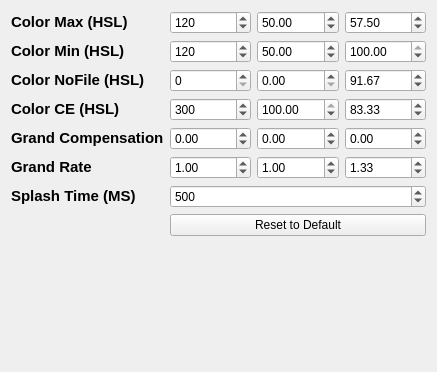
Above: forms/visualsettings.ui from Project-LemonLime/Project_LemonLime before the change. Below: the same form after it.
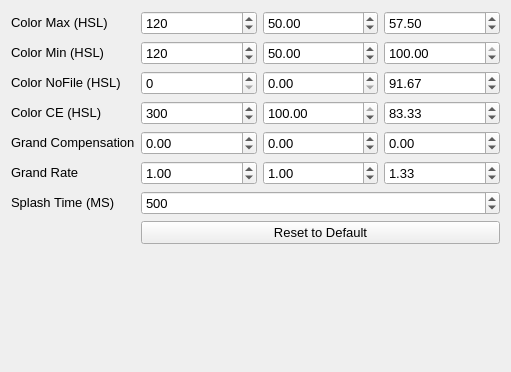
That is the form after the change.

The edit to the form file:
```diff
--- a/forms/visualsettings.ui
+++ b/forms/visualsettings.ui
@@ -9,13 +9,13 @@
    <rect>
     <x>0</x>
     <y>0</y>
-    <width>437</width>
+    <width>511</width>
     <height>372</height>
    </rect>
   </property>
   <property name="minimumSize">
    <size>
-    <width>437</width>
+    <width>511</width>
     <height>0</height>
    </size>
   </property>
@@ -31,8 +31,10 @@
        <verstretch>0</verstretch>
       </sizepolicy>
      </property>
-     <property name="styleSheet">
-      <string notr="true">font-size:11pt;font-weight:bold;</string>
+     <property name="font">
+      <font>
+       <pointsize>10</pointsize>
+      </font>
      </property>
      <property name="text">
       <string>Color Max (HSL)</string>
@@ -43,6 +45,11 @@
     <layout class="QHBoxLayout" name="horizontalLayout">
      <item>
       <widget class="QSpinBox" name="spinBoxMxH">
+       <property name="font">
+        <font>
+         <pointsize>10</pointsize>
+        </font>
+       </property>
        <property name="maximum">
         <number>719</number>
        </property>
@@ -53,6 +60,11 @@
      </item>
      <item>
       <widget class="QDoubleSpinBox" name="doubleSpinBoxMxS">
+       <property name="font">
+        <font>
+         <pointsize>10</pointsize>
+        </font>
+       </property>
        <property name="maximum">
         <double>100.000000000000000</double>
        </property>
@@ -63,6 +75,11 @@
      </item>
      <item>
       <widget class="QDoubleSpinBox" name="doubleSpinBoxMxL">
+       <property name="font">
+        <font>
+         <pointsize>10</pointsize>
+        </font>
+       </property>
        <property name="maximum">
         <double>100.000000000000000</double>
        </property>
@@ -81,8 +98,10 @@
        <verstretch>0</verstretch>
       </sizepolicy>
      </property>
-     <property name="styleSheet">
-      <string notr="true">font-size:11pt;font-weight:bold;</string>
+     <property name="font">
+      <font>
+       <pointsize>10</pointsize>
+      </font>
      </property>
      <property name="text">
       <string>Color Min (HSL)</string>
@@ -93,6 +112,11 @@
     <layout class="QHBoxLayout" name="horizontalLayout_2">
      <item>
       <widget class="QSpinBox" name="spinBoxMiH">
+       <property name="font">
+        <font>
+         <pointsize>10</pointsize>
+        </font>
+       </property>
        <property name="maximum">
         <number>719</number>
        </property>
@@ -103,6 +127,11 @@
      </item>
      <item>
       <widget class="QDoubleSpinBox" name="doubleSpinBoxMiS">
+       <property name="font">
+        <font>
+         <pointsize>10</pointsize>
+        </font>
+       </property>
        <property name="maximum">
         <double>100.000000000000000</double>
        </property>
@@ -113,6 +142,11 @@
      </item>
      <item>
       <widget class="QDoubleSpinBox" name="doubleSpinBoxMiL">
+       <property name="font">
+        <font>
+         <pointsize>10</pointsize>
+        </font>
+       </property>
        <property name="maximum">
         <double>100.000000000000000</double>
        </property>
@@ -131,8 +165,10 @@
        <verstretch>0</verstretch>
       </sizepolicy>
      </property>
-     <property name="styleSheet">
-      <string notr="true">font-size:11pt;font-weight:bold;</string>
+     <property name="font">
+      <font>
+       <pointsize>10</pointsize>
+      </font>
      </property>
      <property name="text">
       <string>Color NoFile (HSL)</string>
@@ -143,6 +179,11 @@
     <layout class="QHBoxLayout" name="horizontalLayout_4">
      <item>
       <widget class="QSpinBox" name="spinBoxNfH">
+       <property name="font">
+        <font>
+         <pointsize>10</pointsize>
+        </font>
+       </property>
        <property name="maximum">
         <number>359</number>
        </property>
@@ -153,6 +194,11 @@
      </item>
      <item>
       <widget class="QDoubleSpinBox" name="doubleSpinBoxNfS">
+       <property name="font">
+        <font>
+         <pointsize>10</pointsize>
+        </font>
+       </property>
        <property name="maximum">
         <double>100.000000000000000</double>
        </property>
@@ -163,6 +209,11 @@
      </item>
      <item>
       <widget class="QDoubleSpinBox" name="doubleSpinBoxNfL">
+       <property name="font">
+        <font>
+         <pointsize>10</pointsize>
+        </font>
+       </property>
        <property name="maximum">
         <double>100.000000000000000</double>
        </property>
@@ -181,8 +232,10 @@
        <verstretch>0</verstretch>
       </sizepolicy>
      </property>
-     <property name="styleSheet">
-      <string notr="true">font-size:11pt;font-weight:bold;</string>
+     <property name="font">
+      <font>
+       <pointsize>10</pointsize>
+      </font>
      </property>
      <property name="text">
       <string>Color CE (HSL)</string>
@@ -193,6 +246,11 @@
     <layout class="QHBoxLayout" name="horizontalLayout_5">
      <item>
       <widget class="QSpinBox" name="spinBoxCeH">
+       <property name="font">
+        <font>
+         <pointsize>10</pointsize>
+        </font>
+       </property>
        <property name="maximum">
         <number>359</number>
        </property>
@@ -203,6 +261,11 @@
      </item>
      <item>
       <widget class="QDoubleSpinBox" name="doubleSpinBoxCeS">
+       <property name="font">
+        <font>
+         <pointsize>10</pointsize>
+        </font>
+       </property>
        <property name="maximum">
         <double>100.000000000000000</double>
        </property>
@@ -213,6 +276,11 @@
      </item>
      <item>
       <widget class="QDoubleSpinBox" name="doubleSpinBoxCeL">
+       <property name="font">
+        <font>
+         <pointsize>10</pointsize>
+        </font>
+       </property>
        <property name="maximum">
         <double>100.000000000000000</double>
        </property>
@@ -231,8 +299,10 @@
        <verstretch>0</verstretch>
       </sizepolicy>
      </property>
-     <property name="styleSheet">
-      <string notr="true">font-size:11pt;font-weight:bold;</string>
+     <property name="font">
+      <font>
+       <pointsize>10</pointsize>
+      </font>
      </property>
      <property name="text">
       <string>Grand Compensation</string>
@@ -243,6 +313,11 @@
     <layout class="QHBoxLayout" name="horizontalLayout_3">
      <item>
       <widget class="QDoubleSpinBox" name="grandCompH">
+       <property name="font">
+        <font>
+         <pointsize>10</pointsize>
+        </font>
+       </property>
        <property name="minimum">
         <double>-360.000000000000000</double>
        </property>
@@ -259,6 +334,11 @@
      </item>
      <item>
       <widget class="QDoubleSpinBox" name="grandCompS">
+       <property name="font">
+        <font>
+         <pointsize>10</pointsize>
+        </font>
+       </property>
        <property name="minimum">
         <double>-100.000000000000000</double>
        </property>
@@ -275,6 +355,11 @@
      </item>
      <item>
       <widget class="QDoubleSpinBox" name="grandCompL">
+       <property name="font">
+        <font>
+         <pointsize>10</pointsize>
+        </font>
+       </property>
        <property name="minimum">
         <double>-100.000000000000000</double>
        </property>
@@ -299,8 +384,10 @@
        <verstretch>0</verstretch>
       </sizepolicy>
      </property>
-     <property name="styleSheet">
-      <string notr="true">font-size:11pt;font-weight:bold;</string>
+     <property name="font">
+      <font>
+       <pointsize>10</pointsize>
+      </font>
      </property>
      <property name="text">
       <string>Grand Rate</string>
@@ -311,6 +398,11 @@
     <layout class="QHBoxLayout" name="horizontalLayout_6">
      <item>
       <widget class="QDoubleSpinBox" name="grandRateH">
+       <property name="font">
+        <font>
+         <pointsize>10</pointsize>
+        </font>
+       </property>
        <property name="minimum">
         <double>-10.000000000000000</double>
        </property>
@@ -327,6 +419,11 @@
      </item>
      <item>
       <widget class="QDoubleSpinBox" name="grandRateS">
+       <property name="font">
+        <font>
+         <pointsize>10</pointsize>
+        </font>
+       </property>
        <property name="minimum">
         <double>-10.000000000000000</double>
        </property>
@@ -343,6 +440,11 @@
      </item>
      <item>
       <widget class="QDoubleSpinBox" name="grandRateL">
+       <property name="font">
+        <font>
+         <pointsize>10</pointsize>
+        </font>
+       </property>
        <property name="minimum">
         <double>-10.000000000000000</double>
        </property>
@@ -367,8 +469,10 @@
        <verstretch>0</verstretch>
       </sizepolicy>
      </property>
-     <property name="styleSheet">
-      <string notr="true">font-size:11pt;font-weight:bold;</string>
+     <property name="font">
+      <font>
+       <pointsize>10</pointsize>
+      </font>
      </property>
      <property name="text">
       <string>Splash Time (MS)</string>
@@ -379,6 +483,11 @@
     <layout class="QHBoxLayout" name="horizontalLayout_7">
      <item>
       <widget class="QSpinBox" name="splashTime">
+       <property name="font">
+        <font>
+         <pointsize>10</pointsize>
+        </font>
+       </property>
        <property name="maximum">
         <number>1200</number>
        </property>
@@ -394,6 +503,11 @@
    </item>
    <item row="7" column="1">
     <widget class="QPushButton" name="resetToDefaultButton">
+     <property name="font">
+      <font>
+       <pointsize>10</pointsize>
+      </font>
+     </property>
      <property name="text">
       <string>Reset to Default</string>
      </property>
```
